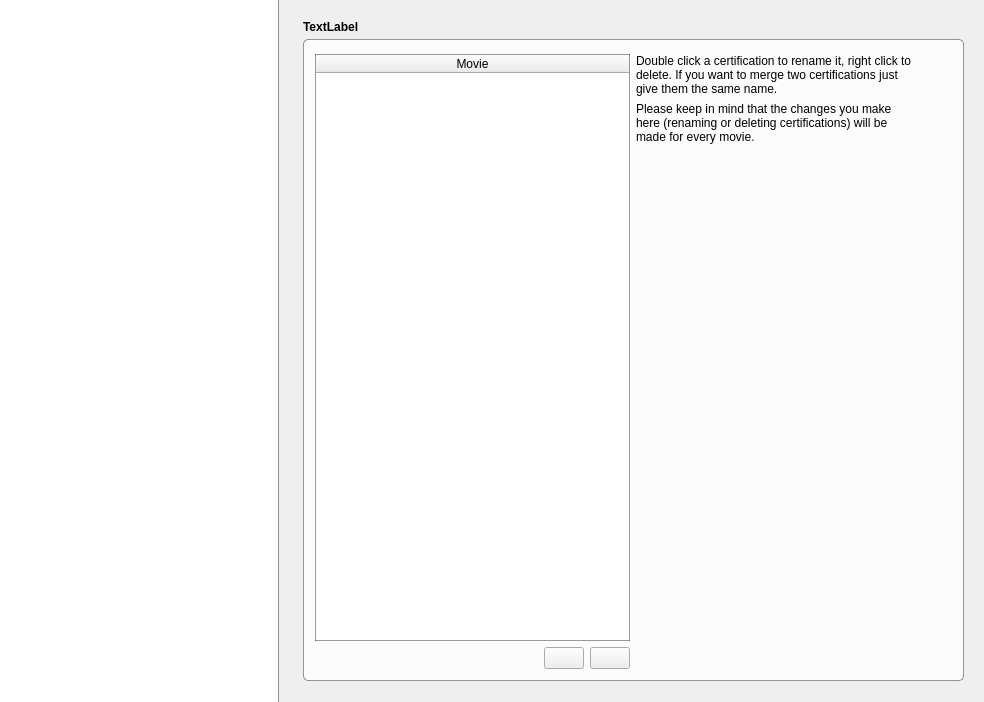
Qt form movies/CertificationWidget.ui (Komet/MediaElch) before a commit.
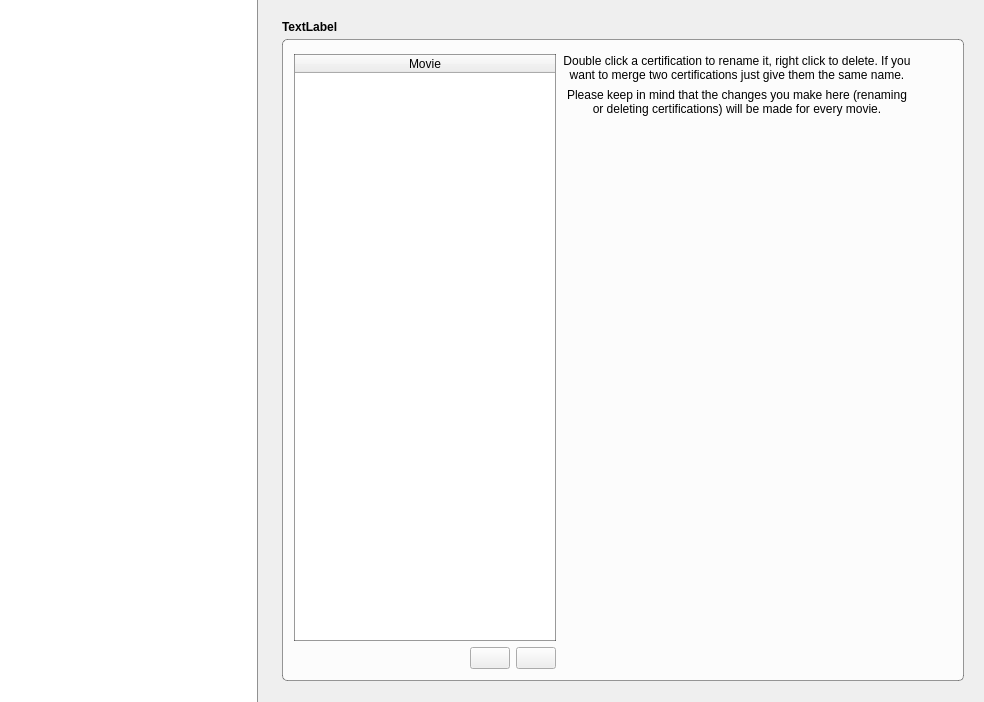
The same form after that commit. Icons and pictures are not drawn.

```diff
--- a/movies/CertificationWidget.ui
+++ b/movies/CertificationWidget.ui
@@ -104,6 +104,9 @@
          <property name="title">
           <string/>
          </property>
+         <property name="alignment">
+          <set>Qt::AlignLeading|Qt::AlignLeft|Qt::AlignVCenter</set>
+         </property>
          <layout class="QHBoxLayout" name="horizontalLayout" stretch="1,0,0">
           <item>
            <layout class="QVBoxLayout" name="verticalLayout_4">
@@ -188,9 +191,24 @@
            <layout class="QVBoxLayout" name="verticalLayout">
             <item>
              <widget class="QLabel" name="label_3">
+              <property name="sizePolicy">
+               <sizepolicy hsizetype="Preferred" vsizetype="Preferred">
+                <horstretch>0</horstretch>
+                <verstretch>0</verstretch>
+               </sizepolicy>
+              </property>
+              <property name="minimumSize">
+               <size>
+                <width>350</width>
+                <height>0</height>
+               </size>
+              </property>
               <property name="text">
                <string>Double click a certification to rename it, right click to delete. If you want to merge two certifications just give them the same name.</string>
               </property>
+              <property name="alignment">
+               <set>Qt::AlignCenter</set>
+              </property>
               <property name="wordWrap">
                <bool>true</bool>
               </property>
@@ -198,9 +216,18 @@
             </item>
             <item>
              <widget class="QLabel" name="label_2">
+              <property name="minimumSize">
+               <size>
+                <width>350</width>
+                <height>0</height>
+               </size>
+              </property>
               <property name="text">
                <string>Please keep in mind that the changes you make here (renaming or deleting certifications) will be made for every movie.</string>
               </property>
+              <property name="alignment">
+               <set>Qt::AlignCenter</set>
+              </property>
               <property name="wordWrap">
                <bool>true</bool>
               </property>
```
